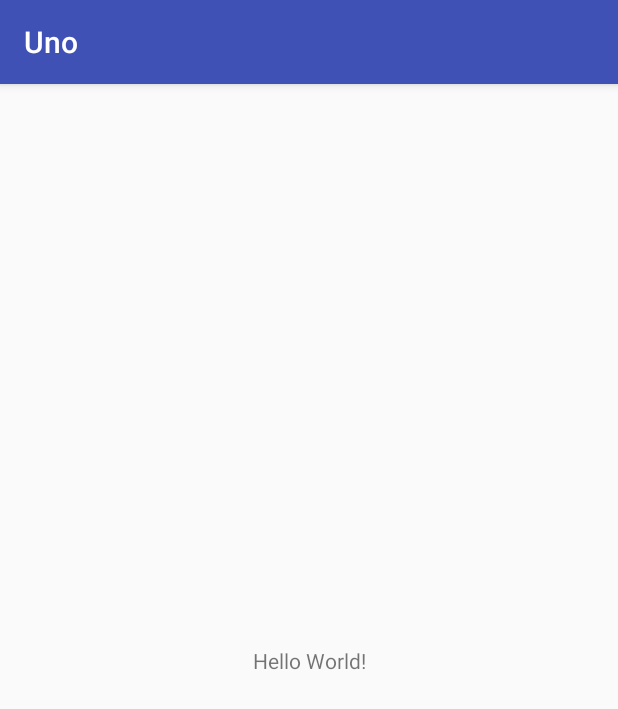
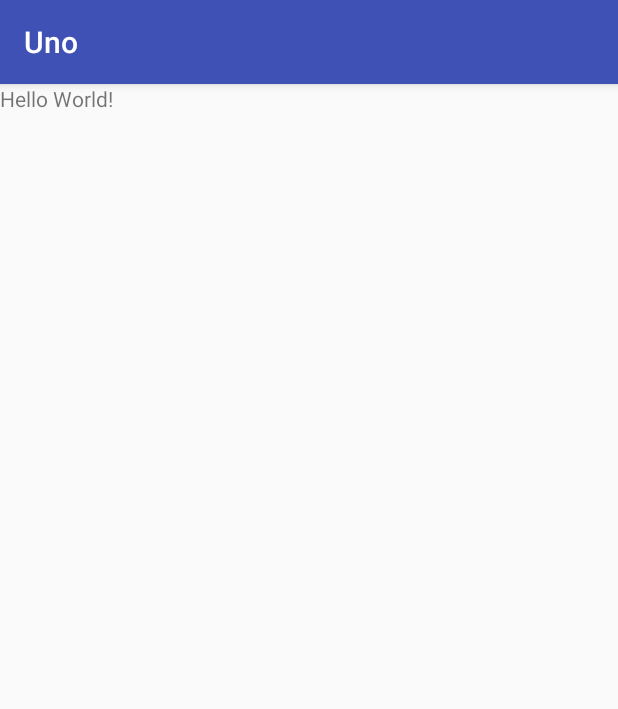
Before and after one commit to mfredenberg/UnoGame, an Android app: the screen it shows after launch (UnoMainActivity), on a phone screen of 412 x 824 dp. Shown: the top 709 px of the screen. Run offline under Robolectric (Android 15) with nearby library versions, the phone set to English and light mode, and no system bars.

Commit message:
Linear Layout for mainactivity

```diff
--- a/app/src/main/java/com/example/fredenbe20/uno/Uno/UnoGameState.java
+++ b/app/src/main/java/com/example/fredenbe20/uno/Uno/UnoGameState.java
@@ -1,4 +1,6 @@
 package com.example.fredenbe20.uno.Uno;
+
+import com.example.fredenbe20.uno.game.infoMsg.GameState;
 
 import java.util.ArrayList;
 
@@ -15,7 +17,7 @@ import java.util.ArrayList;
  * @author Mason Fredenberg
  */
 
-public class UnoGameState {
+public class UnoGameState extends GameState{
     //Different groupings of cards
     private ArrayList<Card> player1Hand = new ArrayList<Card>();
     private ArrayList<Card> player2Hand = new ArrayList<Card>();
--- a/app/src/main/res/layout/activity_uno_main.xml
+++ b/app/src/main/res/layout/activity_uno_main.xml
@@ -1,5 +1,5 @@
 <?xml version="1.0" encoding="utf-8"?>
-<android.support.constraint.ConstraintLayout xmlns:android="http://schemas.android.com/apk/res/android"
+<android.widget.LinearLayout xmlns:android="http://schemas.android.com/apk/res/android"
     xmlns:app="http://schemas.android.com/apk/res-auto"
     xmlns:tools="http://schemas.android.com/tools"
     android:layout_width="match_parent"
@@ -15,4 +15,4 @@
         app:layout_constraintRight_toRightOf="parent"
         app:layout_constraintTop_toTopOf="parent" />
 
-</android.support.constraint.ConstraintLayout>
+</android.widget.LinearLayout>
```
